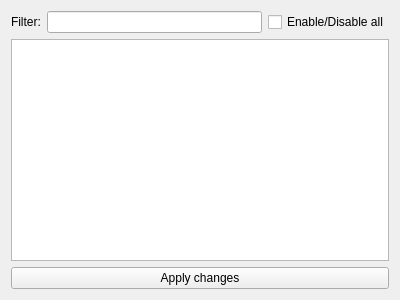
First picture: the form in qt/OpenRGBSupportedDevicesPage.ui, repository CalcProgrammer1/OpenRGB, before the edit.
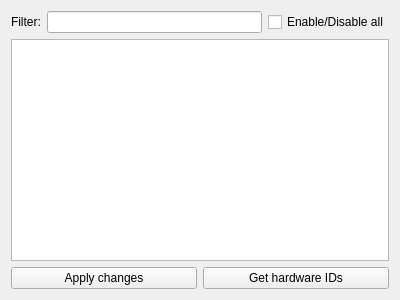
Second picture: the form after the edit.

Commit message: UI: add a dialog that shows local hardware IDs

Diff of the .ui file:
```diff
--- a/qt/OpenRGBSupportedDevicesPage.ui
+++ b/qt/OpenRGBSupportedDevicesPage.ui
@@ -47,6 +47,13 @@
        </property>
       </widget>
      </item>
+     <item>
+      <widget class="QPushButton" name="GetHardwareIDsButton">
+       <property name="text">
+        <string>Get hardware IDs</string>
+       </property>
+      </widget>
+     </item>
     </layout>
    </item>
   </layout>
```
The commit also changes 9 other files.
